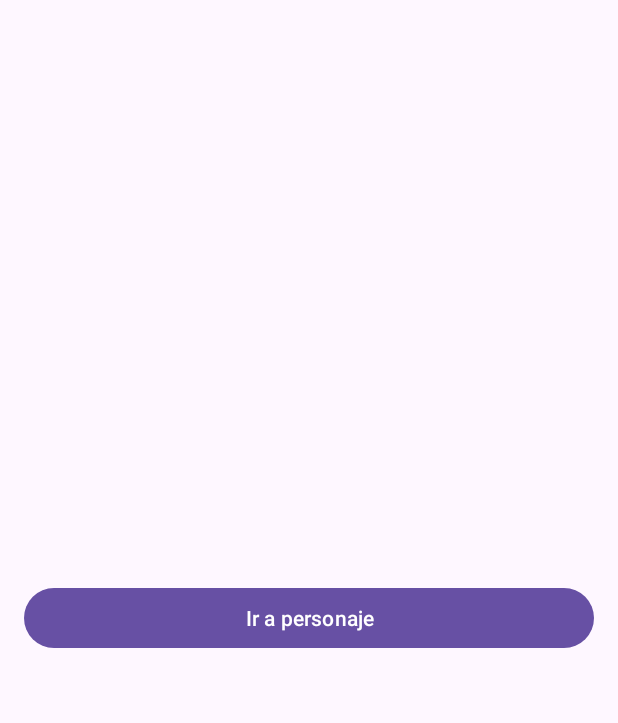
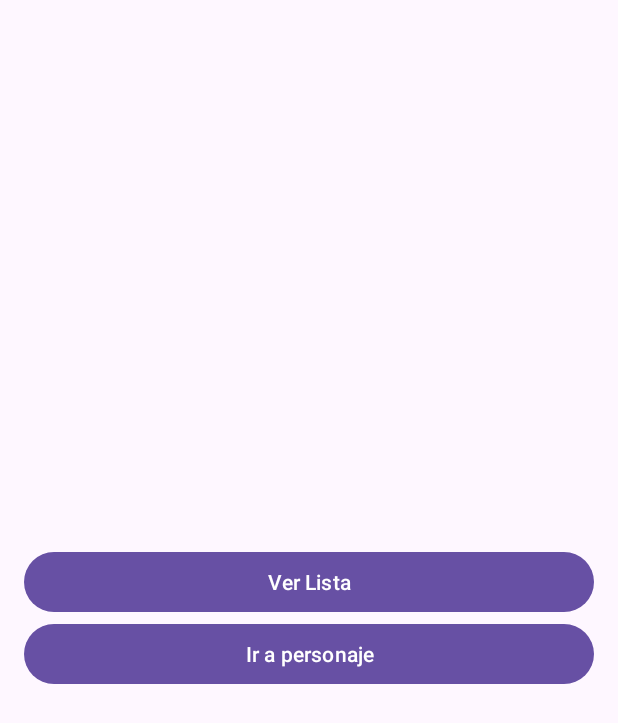
Before and after one commit to DAMM-Multimedia-26-27/AplicacionLista26-27, an Android app: the screen it shows after launch (MainActivity), on a phone screen of 412 x 824 dp. Shown: the top 723 px of the screen. Run offline under Robolectric (Android 15) with nearby library versions, the phone set to English and light mode, and no system bars.

Commit message:
Subelo a git

```diff
--- a/app/build.gradle.kts
+++ b/app/build.gradle.kts
@@ -35,7 +35,9 @@ dependencies {
     implementation(libs.androidx.activity.ktx)
     implementation(libs.androidx.appcompat)
     implementation(libs.androidx.constraintlayout)
+    implementation(libs.androidx.coordinatorlayout)
     implementation(libs.androidx.core.ktx)
+    implementation(libs.androidx.recyclerview)
     implementation(libs.material)
     testImplementation(libs.junit)
     androidTestImplementation(libs.androidx.espresso.core)
--- a/app/src/main/AndroidManifest.xml
+++ b/app/src/main/AndroidManifest.xml
@@ -25,6 +25,10 @@
             android:name=".PersonajeActivity"
             android:exported="false"
             android:windowSoftInputMode="adjustResize" />
+        <activity
+            android:name=".ListaActivity"
+            android:exported="false"
+            android:windowSoftInputMode="adjustResize" />
     </application>
 
 </manifest>
--- a/app/src/main/java/com/example/aplicacionlista/MainActivity.kt
+++ b/app/src/main/java/com/example/aplicacionlista/MainActivity.kt
@@ -33,6 +33,11 @@ class MainActivity : AppCompatActivity() {
         findViewById<Button>(R.id.bIrPersonaje).setOnClickListener {
             dialogoElegir()
         }
+
+        findViewById<Button>(R.id.bLista).setOnClickListener {
+            val intent = Intent(this, ListaActivity::class.java)
+            startActivity(intent)
+        }
     }
 
     fun dialogoElegir() {
--- a/app/src/main/java/com/example/aplicacionlista/datos/RepositorioPersonajes.kt
+++ b/app/src/main/java/com/example/aplicacionlista/datos/RepositorioPersonajes.kt
@@ -1,39 +1,40 @@
 package com.example.aplicacionlista.datos
 
+import com.example.aplicacionlista.modelo.Bando
 import com.example.aplicacionlista.modelo.Personaje
 
 interface RepositorioPersonajes {
 
     fun poblar() {
         nuevoPersonaje(
-            Personaje("Benjamin Sisko", "Capitán de DS9", "Starfleet")
+            Personaje("Benjamin Sisko", "Capitán de DS9", Bando.STARFLEET)
         )
         nuevoPersonaje(
-            Personaje("Miles O'Brien", "Jefe ingeniero de DS9", "Starfleet")
+            Personaje("Miles O'Brien", "Jefe ingeniero de DS9", Bando.STARFLEET)
         )
         nuevoPersonaje(
-            Personaje("Nerys Kira", "Primer Oficial de DS9", "Bajor")
+            Personaje("Nerys Kira", "Primer Oficial de DS9", Bando.BAJOR)
         )
         nuevoPersonaje(
-            Personaje("Quark", "Dueño de \"Quark's\"", "Ferengi")
+            Personaje("Quark", "Dueño de \"Quark's\"", Bando.FERENGI)
         )
         nuevoPersonaje(
-            Personaje("Ezri Dax", "Canciller de DS9", "Starfleet")
+            Personaje("Ezri Dax", "Canciller de DS9", Bando.STARFLEET)
         )
         nuevoPersonaje(
-            Personaje("Elim Garak", "Sastre", "Bajor")
+            Personaje("Elim Garak", "Sastre", Bando.BAJOR)
         )
         nuevoPersonaje(
-            Personaje("Gal Dukat", "Gul de la Unión Cardasiana", "Cardassia")
+            Personaje("Gal Dukat", "Gul de la Unión Cardasiana", Bando.CARDASSIA)
         )
         nuevoPersonaje(
-            Personaje("Weyoun", "Vorta del Dominio", "Dominio")
+            Personaje("Weyoun", "Vorta del Dominio", Bando.DOMINION)
         )
         nuevoPersonaje(
-            Personaje("Worf", "Jefe de Seguridad en DS9", "Starfleet")
+            Personaje("Worf", "Jefe de Seguridad en DS9", Bando.STARFLEET)
         )
         nuevoPersonaje(
-            Personaje("Alexander Rozhenko", "Oficial de armamento del ya'Vang", "Klingon", "Hijo de Worf")
+            Personaje("Alexander Rozhenko", "Oficial de armamento del ya'Vang", Bando.KLINGON, "Hijo de Worf")
         )
     }
 
--- /dev/null
+++ b/app/src/main/java/com/example/aplicacionlista/modelo/Bando.kt
@@ -0,0 +1,12 @@
+package com.example.aplicacionlista.modelo
+
+import com.example.aplicacionlista.R
+
+enum class Bando(val imagen: Int) {
+    STARFLEET(R.drawable.starfleet),
+    BAJOR(R.drawable.bajor),
+    CARDASSIA(R.drawable.cardassia),
+    DOMINION(R.drawable.dominion),
+    FERENGI(R.drawable.ferengi),
+    KLINGON(R.drawable.klingon)
+}
--- a/app/src/main/java/com/example/aplicacionlista/modelo/Personaje.kt
+++ b/app/src/main/java/com/example/aplicacionlista/modelo/Personaje.kt
@@ -3,7 +3,7 @@ package com.example.aplicacionlista.modelo
 data class Personaje(
     val nombre: String,
     val ocupacion: String,
-    val bando: String,
+    val bando: Bando,
     var descripcion: String = "",
     var opinion: Int = 0
 ) {
--- a/app/src/main/res/layout/activity_main.xml
+++ b/app/src/main/res/layout/activity_main.xml
@@ -16,7 +16,22 @@
         android:text="Ir a personaje"
         app:layout_constraintBottom_toBottomOf="parent"
         app:layout_constraintEnd_toEndOf="parent"
+        app:layout_constraintHorizontal_bias="0.5"
         app:layout_constraintStart_toStartOf="parent"
-        app:layout_constraintTop_toTopOf="parent" />
+        app:layout_constraintTop_toBottomOf="@+id/bLista" />
+
+    <Button
+        android:id="@+id/bLista"
+        android:layout_width="0dp"
+        android:layout_height="wrap_content"
+        android:layout_marginStart="16dp"
+        android:layout_marginEnd="16dp"
+        android:text="Ver Lista"
+        app:layout_constraintBottom_toTopOf="@+id/bIrPersonaje"
+        app:layout_constraintEnd_toEndOf="parent"
+        app:layout_constraintHorizontal_bias="0.5"
+        app:layout_constraintStart_toStartOf="parent"
+        app:layout_constraintTop_toTopOf="parent"
+        app:layout_constraintVertical_chainStyle="packed" />
 
 </androidx.constraintlayout.widget.ConstraintLayout>
--- a/gradle/libs.versions.toml
+++ b/gradle/libs.versions.toml
@@ -8,6 +8,8 @@ appcompat = "1.8.0"
 material = "1.14.0"
 activityKtx = "1.13.0"
 constraintlayout = "2.2.2"
+coordinatorlayout = "1.3.0"
+recyclerview = "1.4.0"
 
 [libraries]
 androidx-core-ktx = { group = "androidx.core", name = "core-ktx", version.ref = "coreKtx" }
@@ -18,6 +20,8 @@ androidx-appcompat = { group = "androidx.appcompat", name = "appcompat", version
 material = { group = "com.google.android.material", name = "material", version.ref = "material" }
 androidx-activity-ktx = { group = "androidx.activity", name = "activity-ktx", version.ref = "activityKtx" }
 androidx-constraintlayout = { group = "androidx.constraintlayout", name = "constraintlayout", version.ref = "constraintlayout" }
+androidx-coordinatorlayout = { group = "androidx.coordinatorlayout", name = "coordinatorlayout", version.ref = "coordinatorlayout" }
+androidx-recyclerview = { group = "androidx.recyclerview", name = "recyclerview", version.ref = "recyclerview" }
 
 [plugins]
 android-application = { id = "com.android.application", version.ref = "agp" }
```
Also changed, not shown: app/src/main/java/com/example/aplicacionlista/ListaActivity.kt (added, +28 -0 lines), app/src/main/java/com/example/aplicacionlista/PersonajeActivity.kt (+13 -0 lines), app/src/main/java/com/example/aplicacionlista/vista/AdaptadorLista.kt (added, +40 -0 lines), app/src/main/res/layout/activity_lista.xml (added, +14 -0 lines), app/src/main/res/layout/activity_personaje.xml (+4 -4 lines), app/src/main/res/layout/tarjeta_personaje.xml (added, +43 -0 lines).
